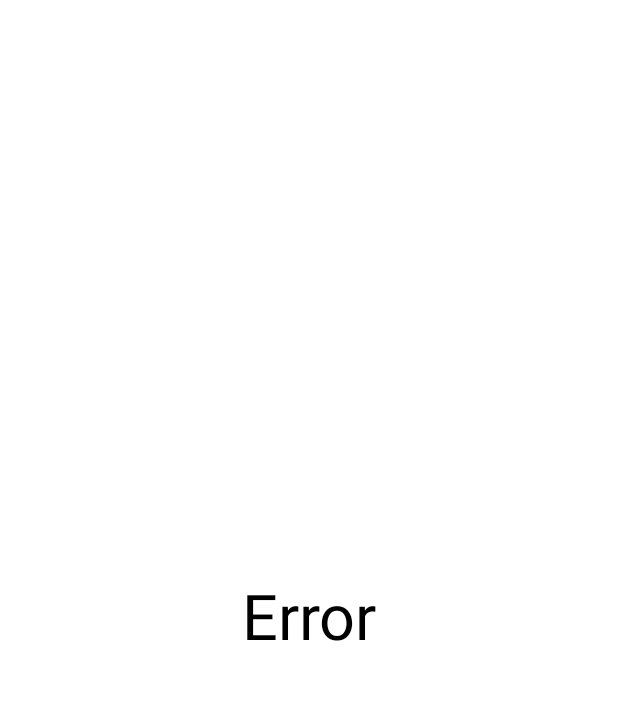
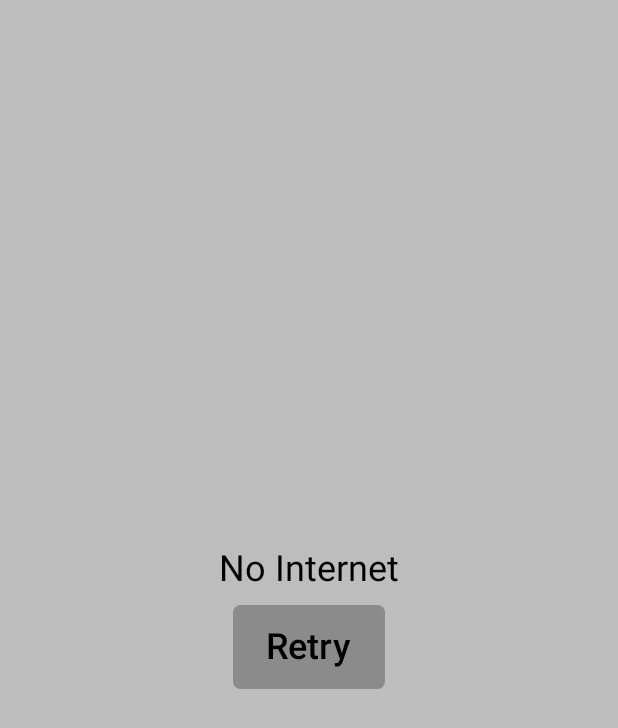
Before and after one commit to mikhailDyoshin/GitHub_API_Search_App_Test_Task, an Android app built with Jetpack Compose: the @Preview function SearchScreenListErrorPreview, on a phone screen of 412 x 824 dp. Shown: the top 728 px of the screen. Run offline under Robolectric (Android 15) with nearby library versions, the phone set to English and light mode, and no system bars.

Commit message:
Implemented ErrorScreen to show an error-message and to be able to retry a request

```diff
--- /dev/null
+++ b/app/src/main/java/com/example/githubsearchapp/presentation/common/ErrorScreen.kt
@@ -0,0 +1,68 @@
+package com.example.githubsearchapp.presentation.common
+
+import androidx.compose.foundation.background
+import androidx.compose.foundation.layout.Arrangement
+import androidx.compose.foundation.layout.Box
+import androidx.compose.foundation.layout.Column
+import androidx.compose.foundation.layout.fillMaxSize
+import androidx.compose.foundation.layout.padding
+import androidx.compose.foundation.layout.width
+import androidx.compose.foundation.layout.widthIn
+import androidx.compose.foundation.shape.RoundedCornerShape
+import androidx.compose.material3.Text
+import androidx.compose.material3.TextButton
+import androidx.compose.runtime.Composable
+import androidx.compose.ui.Alignment
+import androidx.compose.ui.Modifier
+import androidx.compose.ui.text.style.TextAlign
+import androidx.compose.ui.tooling.preview.Preview
+import androidx.compose.ui.unit.dp
+import androidx.compose.ui.unit.sp
+import com.example.githubsearchapp.ui.theme.ErrorScreenBackgroundColor
+import com.example.githubsearchapp.ui.theme.ErrorScreenButtonBackgroundColor
+import com.example.githubsearchapp.ui.theme.ErrorScreenButtonTextColor
+
+@Composable
+fun ErrorScreen(errorMessage: String, onRetry: () -> Unit) {
+    Box(
+        modifier = Modifier
+            .fillMaxSize()
+            .background(ErrorScreenBackgroundColor), // Semi-transparent background
+        contentAlignment = Alignment.Center
+    ) {
+
+        Column(
+            modifier = Modifier
+                .widthIn(min = 300.dp, max = 400.dp)
+                .padding(vertical = 60.dp),
+            verticalArrangement = Arrangement.Center,
+            horizontalAlignment = Alignment.CenterHorizontally,
+        ) {
+            Text(
+                text = errorMessage,
+                modifier = Modifier
+                    .padding(bottom = 10.dp)
+                    .width(200.dp),
+                fontSize = 24.sp,
+                textAlign = TextAlign.Center,
+
+                )
+            TextButton(
+                onClick = { onRetry() },
+                Modifier.background(
+                    color = ErrorScreenButtonBackgroundColor,
+                    shape = RoundedCornerShape(5.dp)
+                ).padding(vertical = 4.dp, horizontal = 10.dp)
+            ) {
+                Text(text = "Retry", fontSize = 24.sp, color = ErrorScreenButtonTextColor)
+            }
+        }
+
+    }
+}
+
+@Preview
+@Composable
+fun ErrorScreenPreview() {
+    ErrorScreen(errorMessage = "No Internet", onRetry = {})
+}
--- a/app/src/main/java/com/example/githubsearchapp/presentation/repositoryScreen/RepositoryScreenViewModel.kt
+++ b/app/src/main/java/com/example/githubsearchapp/presentation/repositoryScreen/RepositoryScreenViewModel.kt
@@ -58,7 +58,8 @@ class RepositoryScreenViewModel @Inject constructor(private val getRepositoryCon
                 Resource.Status.ERROR -> {
                     _repositoryContentState.value = RepositoryContentState(
                         repositoryContent = emptyList(),
-                        status = Resource.Status.ERROR
+                        status = Resource.Status.ERROR,
+                        message = resource.error?.message ?: ""
                     )
                 }
 
--- a/app/src/main/java/com/example/githubsearchapp/presentation/repositoryScreen/state/RepositoryContentState.kt
+++ b/app/src/main/java/com/example/githubsearchapp/presentation/repositoryScreen/state/RepositoryContentState.kt
@@ -2,4 +2,8 @@ package com.example.githubsearchapp.presentation.repositoryScreen.state
 
 import com.example.githubsearchapp.common.Resource
 
-data class RepositoryContentState(val repositoryContent: List<RepositoryContentItemState>, val status: Resource.Status)
+data class RepositoryContentState(
+    val repositoryContent: List<RepositoryContentItemState>,
+    val status: Resource.Status,
+    val message: String = ""
+)
--- a/app/src/main/java/com/example/githubsearchapp/presentation/searchScreen/SearchScreen.kt
+++ b/app/src/main/java/com/example/githubsearchapp/presentation/searchScreen/SearchScreen.kt
@@ -25,6 +25,8 @@ fun SearchScreen(
             search = { onSearch() })
         SearchScreenList(
             state = state,
-            navigateToRepositoryContent = { navigateToRepositoryContent(it) })
+            navigateToRepositoryContent = { navigateToRepositoryContent(it) },
+            onRetry = { onSearch() }
+        )
     }
 }
--- a/app/src/main/java/com/example/githubsearchapp/presentation/searchScreen/SearchScreenViewModel.kt
+++ b/app/src/main/java/com/example/githubsearchapp/presentation/searchScreen/SearchScreenViewModel.kt
@@ -73,7 +73,8 @@ class SearchScreenViewModel @Inject constructor(
                 Resource.Status.ERROR -> {
                     _searchListState.value = SearchScreenListState(
                         list = emptyList(),
-                        status = Resource.Status.ERROR
+                        status = Resource.Status.ERROR,
+                        message = resource.error?.message ?: ""
                     )
                 }
 
--- a/app/src/main/java/com/example/githubsearchapp/presentation/searchScreen/components/SearchScreenList.kt
+++ b/app/src/main/java/com/example/githubsearchapp/presentation/searchScreen/components/SearchScreenList.kt
@@ -6,14 +6,13 @@ import androidx.compose.foundation.layout.Column
 import androidx.compose.foundation.layout.fillMaxSize
 import androidx.compose.foundation.lazy.LazyColumn
 import androidx.compose.foundation.lazy.items
-import androidx.compose.material3.Text
 import androidx.compose.runtime.Composable
 import androidx.compose.ui.Alignment
 import androidx.compose.ui.Modifier
 import androidx.compose.ui.graphics.Color
 import androidx.compose.ui.tooling.preview.Preview
-import androidx.compose.ui.unit.sp
 import com.example.githubsearchapp.common.Resource
+import com.example.githubsearchapp.presentation.common.ErrorScreen
 import com.example.githubsearchapp.presentation.common.LoadingIndicator
 import com.example.githubsearchapp.presentation.navigation.navTypes.RepositoryNavData
 import com.example.githubsearchapp.presentation.searchScreen.state.SearchListItemState
@@ -22,7 +21,8 @@ import com.example.githubsearchapp.presentation.searchScreen.state.SearchScreenL
 @Composable
 fun SearchScreenList(
     state: SearchScreenListState,
-    navigateToRepositoryContent: (RepositoryNavData) -> Unit
+    navigateToRepositoryContent: (RepositoryNavData) -> Unit,
+    onRetry: () -> Unit,
 ) {
     Column(
         modifier = Modifier.fillMaxSize(),
@@ -48,7 +48,7 @@ fun SearchScreenList(
             }
 
             Resource.Status.ERROR -> {
-                Text(text = "Error", fontSize = 42.sp)
+                ErrorScreen(errorMessage = state.message, onRetry = { onRetry() })
             }
 
             Resource.Status.LOADING -> {
@@ -67,7 +67,8 @@ fun SearchScreenListLoadingPreview() {
             list = emptyList(),
             status = Resource.Status.LOADING
         ),
-        navigateToRepositoryContent = {}
+        navigateToRepositoryContent = {},
+        onRetry = {}
     )
 }
 
@@ -77,9 +78,11 @@ fun SearchScreenListErrorPreview() {
     SearchScreenList(
         state = SearchScreenListState(
             list = emptyList(),
-            status = Resource.Status.ERROR
+            status = Resource.Status.ERROR,
+            message = "No Internet"
         ),
-        navigateToRepositoryContent = {}
+        navigateToRepositoryContent = {},
+        onRetry = {}
     )
 }
 
@@ -117,7 +120,8 @@ fun SearchScreenLisSuccessPreview() {
                 ),
                 status = Resource.Status.SUCCESS
             ),
-            navigateToRepositoryContent = {}
+            navigateToRepositoryContent = {},
+            onRetry = {}
         )
     }
 
--- a/app/src/main/java/com/example/githubsearchapp/presentation/searchScreen/state/SearchScreenListState.kt
+++ b/app/src/main/java/com/example/githubsearchapp/presentation/searchScreen/state/SearchScreenListState.kt
@@ -4,5 +4,6 @@ import com.example.githubsearchapp.common.Resource
 
 data class SearchScreenListState(
     val list: List<SearchListItemState?>,
-    val status: Resource.Status
+    val status: Resource.Status,
+    val message: String = ""
 )
--- a/app/src/main/java/com/example/githubsearchapp/ui/theme/Color.kt
+++ b/app/src/main/java/com/example/githubsearchapp/ui/theme/Color.kt
@@ -13,3 +13,9 @@ val Pink40 = Color(0xFF7D5260)
 val ScoreColor = Color(0xFFFD8201)
 
 val SearchBarBackgroundColor = Color(0xFFCCCBCB)
+
+val ErrorScreenBackgroundColor = Color(0xFFBDBDBD)
+
+val ErrorScreenButtonBackgroundColor = Color(0xFF8B8B8B)
+
+val ErrorScreenButtonTextColor = Color(0xFF000000)
```
Also changed, not shown: app/src/main/java/com/example/githubsearchapp/presentation/repositoryScreen/RepositoryScreenWrapper.kt (+22 -9 lines).
